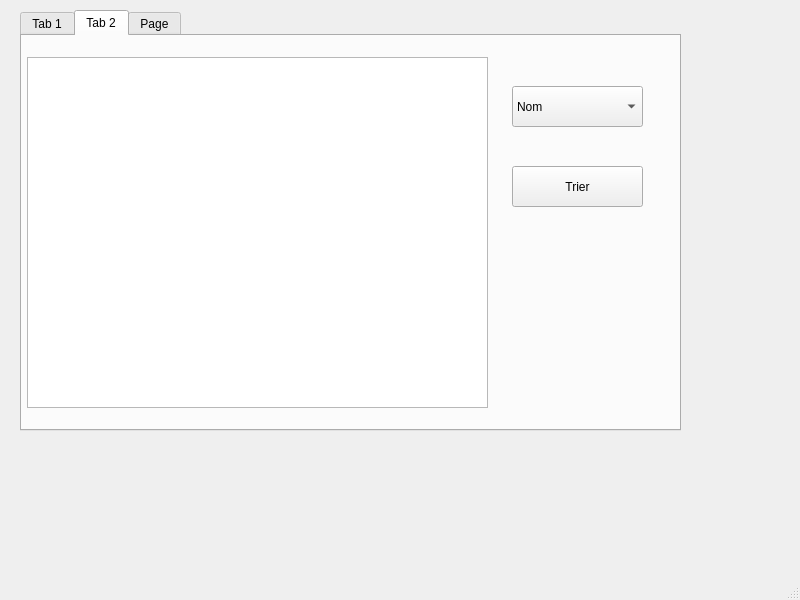
Before: the Qt Designer form mainwindow.ui in houas6/Smart-Recruit-help-center, drawn with Qt 5.
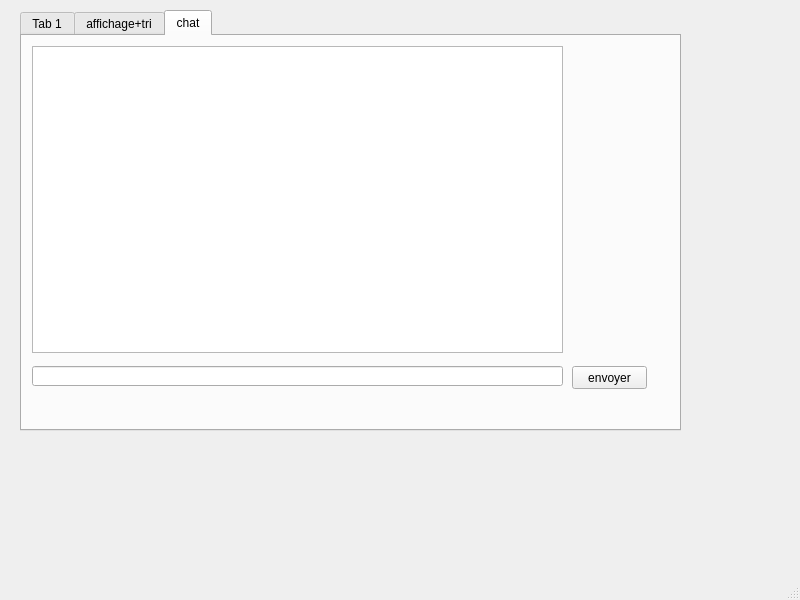
After: the same form once the commit is applied. The open tabs and pages were chosen to show the change.

```diff
--- a/mainwindow.ui
+++ b/mainwindow.ui
@@ -390,7 +390,7 @@
     </widget>
     <widget class="QWidget" name="tab_2">
      <attribute name="title">
-      <string>Tab 2</string>
+      <string>affichage+tri</string>
      </attribute>
      <widget class="QTableView" name="tableView_2">
       <property name="geometry">
@@ -447,12 +447,7 @@
        </property>
       </item>
      </widget>
-    </widget>
-    <widget class="QWidget" name="tab_3">
-     <attribute name="title">
-      <string>Page</string>
-     </attribute>
-     <widget class="QTableView" name="tableView_3">
+     <widget class="QComboBox" name="comboBox_chercher">
       <property name="geometry">
        <rect>
         <x>235</x>
@@ -492,17 +487,42 @@
        <string>Rechercher</string>
       </property>
      </widget>
-     <widget class="QLabel" name="label">
+    </widget>
+    <widget class="QWidget" name="tab_4">
+     <attribute name="title">
+      <string>chat</string>
+     </attribute>
+     <widget class="QPlainTextEdit" name="plainTextEdit">
       <property name="geometry">
        <rect>
-        <x>40</x>
-        <y>80</y>
-        <width>51</width>
-        <height>16</height>
+        <x>10</x>
+        <y>10</y>
+        <width>531</width>
+        <height>307</height>
+       </rect>
+      </property>
+     </widget>
+     <widget class="QLineEdit" name="lineEdit">
+      <property name="geometry">
+       <rect>
+        <x>10</x>
+        <y>330</y>
+        <width>531</width>
+        <height>20</height>
+       </rect>
+      </property>
+     </widget>
+     <widget class="QPushButton" name="pushButton">
+      <property name="geometry">
+       <rect>
+        <x>550</x>
+        <y>330</y>
+        <width>75</width>
+        <height>23</height>
        </rect>
       </property>
       <property name="text">
-       <string>CIN</string>
+       <string>envoyer</string>
       </property>
      </widget>
     </widget>
```
Left out of the diff: 37 changed lines with no effect on the pictures.
